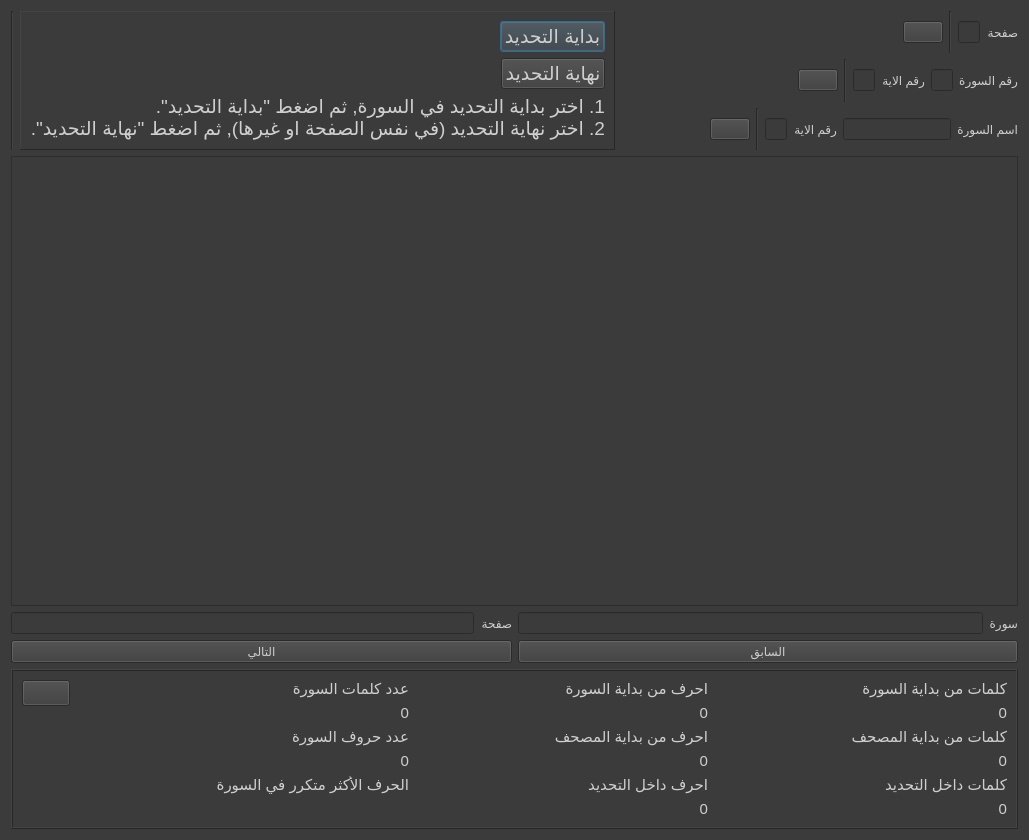
The window that gui/mushaf_view.ui (masalha-alaa/quran-counter) describes before a commit, drawn with Qt 5.
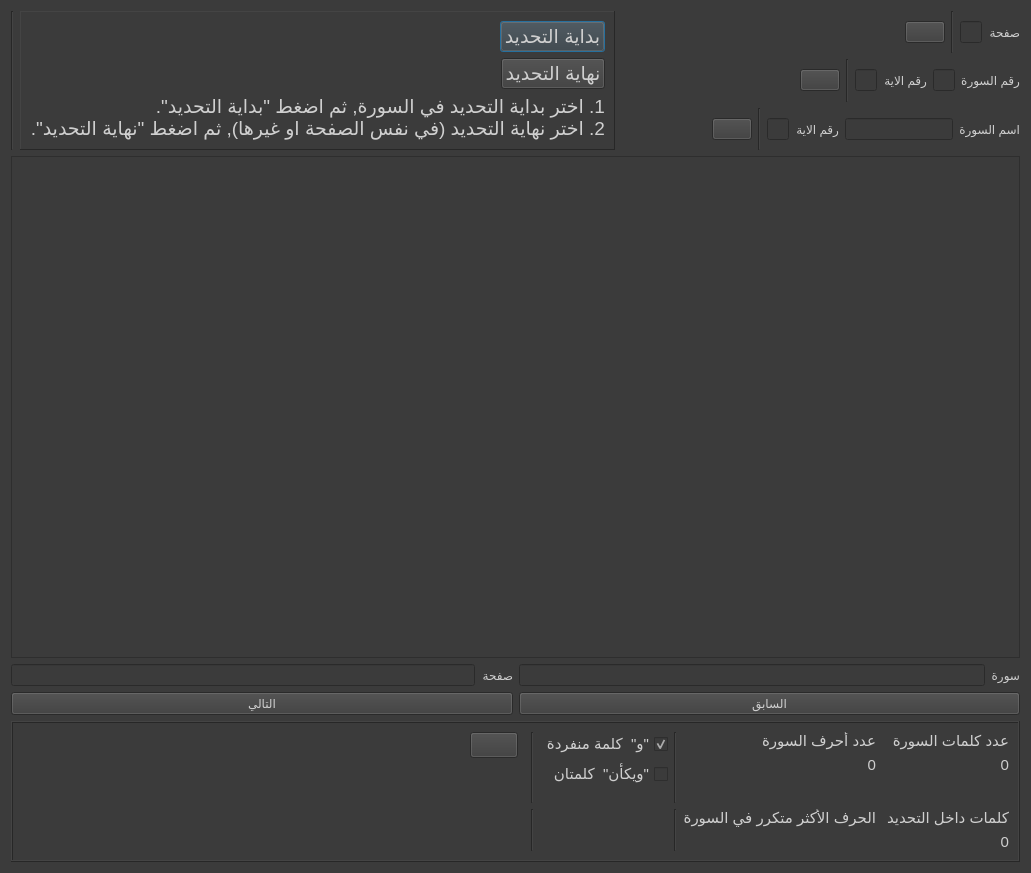
The same window after the commit. Icons and pictures are not drawn.

Commit message: Selection algo updates

```diff
--- a/gui/mushaf_view.ui
+++ b/gui/mushaf_view.ui
@@ -6,8 +6,8 @@
    <rect>
     <x>0</x>
     <y>0</y>
-    <width>1029</width>
-    <height>840</height>
+    <width>1031</width>
+    <height>873</height>
    </rect>
   </property>
   <property name="windowTitle">
@@ -18,7 +18,7 @@
 color: rgb(207, 207, 207);
 font: 400 18pt &quot;Calibri&quot;;</string>
   </property>
-  <layout class="QVBoxLayout" name="verticalLayout_18" stretch="5,1">
+  <layout class="QVBoxLayout" name="verticalLayout_19" stretch="5,1">
    <item>
     <layout class="QVBoxLayout" name="verticalLayout" stretch="0,0,0">
      <item>
@@ -466,44 +466,44 @@
      <property name="frameShadow">
       <enum>QFrame::Raised</enum>
      </property>
-     <layout class="QGridLayout" name="gridLayout" columnstretch="0,0,6,6,6">
+     <layout class="QGridLayout" name="gridLayout" rowstretch="1,0" columnstretch="60,0,1,0,0,0,17,17">
       <item row="0" column="1">
-       <spacer name="horizontalSpacer_6">
-        <property name="orientation">
-         <enum>Qt::Horizontal</enum>
+       <layout class="QVBoxLayout" name="verticalLayout_17">
+        <property name="topMargin">
+         <number>0</number>
         </property>
-        <property name="sizeHint" stdset="0">
-         <size>
-          <width>40</width>
-          <height>20</height>
-         </size>
-        </property>
-       </spacer>
-      </item>
-      <item row="2" column="2">
-       <layout class="QVBoxLayout" name="verticalLayout_14">
         <item>
-         <widget class="QLabel" name="label_13">
+         <widget class="QPushButton" name="resetStatsButton">
           <property name="text">
-           <string>الحرف الأكثر متكرر في السورة</string>
+           <string/>
+          </property>
+          <property name="icon">
+           <iconset resource="resources/resources.qrc">
+            <normaloff>:/reset-icon.png</normaloff>:/reset-icon.png</iconset>
           </property>
          </widget>
         </item>
         <item>
-         <widget class="QLabel" name="mostRepeatedLetter">
-          <property name="text">
-           <string> </string>
+         <spacer name="verticalSpacer">
+          <property name="orientation">
+           <enum>Qt::Vertical</enum>
           </property>
-         </widget>
+          <property name="sizeHint" stdset="0">
+           <size>
+            <width>20</width>
+            <height>40</height>
+           </size>
+          </property>
+         </spacer>
         </item>
        </layout>
       </item>
-      <item row="1" column="2">
-       <layout class="QVBoxLayout" name="verticalLayout_13">
+      <item row="0" column="6">
+       <layout class="QVBoxLayout" name="verticalLayout_13" stretch="1,1,0">
         <item>
          <widget class="QLabel" name="label_3">
           <property name="text">
-           <string>عدد حروف السورة</string>
+           <string>عدد أحرف السورة</string>
           </property>
          </widget>
         </item>
@@ -517,117 +517,22 @@
           </property>
          </widget>
         </item>
-       </layout>
-      </item>
-      <item row="2" column="3">
-       <layout class="QVBoxLayout" name="verticalLayout_6">
         <item>
-         <widget class="QLabel" name="label_9">
-          <property name="text">
-           <string>احرف داخل التحديد</string>
+         <spacer name="verticalSpacer_3">
+          <property name="orientation">
+           <enum>Qt::Vertical</enum>
           </property>
-         </widget>
-        </item>
-        <item>
-         <widget class="QLabel" name="lettersInSelection">
-          <property name="text">
-           <string>0</string>
+          <property name="sizeHint" stdset="0">
+           <size>
+            <width>20</width>
+            <height>40</height>
+           </size>
           </property>
-          <property name="alignment">
-           <set>Qt::AlignRight|Qt::AlignTrailing|Qt::AlignVCenter</set>
-          </property>
-         </widget>
+         </spacer>
         </item>
        </layout>
       </item>
-      <item row="1" column="3">
-       <layout class="QVBoxLayout" name="verticalLayout_5">
-        <item>
-         <widget class="QLabel" name="label_8">
-          <property name="text">
-           <string>احرف من بداية المصحف</string>
-          </property>
-         </widget>
-        </item>
-        <item>
-         <widget class="QLabel" name="lettersFromBeginOfMushaf">
-          <property name="text">
-           <string>0</string>
-          </property>
-          <property name="alignment">
-           <set>Qt::AlignRight|Qt::AlignTrailing|Qt::AlignVCenter</set>
-          </property>
-         </widget>
-        </item>
-       </layout>
-      </item>
-      <item row="0" column="2">
-       <layout class="QVBoxLayout" name="verticalLayout_12">
-        <item>
-         <widget class="QLabel" name="label_2">
-          <property name="text">
-           <string>عدد كلمات السورة</string>
-          </property>
-         </widget>
-        </item>
-        <item>
-         <widget class="QLabel" name="surahWordsNum">
-          <property name="text">
-           <string>0</string>
-          </property>
-          <property name="alignment">
-           <set>Qt::AlignRight|Qt::AlignTrailing|Qt::AlignVCenter</set>
-          </property>
-         </widget>
-        </item>
-       </layout>
-      </item>
-      <item row="0" column="3">
-       <layout class="QVBoxLayout" name="verticalLayout_4">
-        <item>
-         <widget class="QLabel" name="label_7">
-          <property name="layoutDirection">
-           <enum>Qt::LeftToRight</enum>
-          </property>
-          <property name="text">
-           <string>احرف من بداية السورة</string>
-          </property>
-         </widget>
-        </item>
-        <item>
-         <widget class="QLabel" name="lettersFromBeginOfSurah">
-          <property name="text">
-           <string>0</string>
-          </property>
-          <property name="alignment">
-           <set>Qt::AlignRight|Qt::AlignTrailing|Qt::AlignVCenter</set>
-          </property>
-         </widget>
-        </item>
-       </layout>
-      </item>
-      <item row="1" column="4">
-       <layout class="QVBoxLayout" name="verticalLayout_8">
-        <item>
-         <widget class="QLabel" name="label_11">
-          <property name="text">
-           <string>كلمات من بداية المصحف</string>
-          </property>
-         </widget>
-        </item>
-        <item>
-         <widget class="QLabel" name="wordsFromBeginOfMushaf">
-          <property name="text">
-           <string>0</string>
-          </property>
-          <property name="alignment">
-           <set>Qt::AlignRight|Qt::AlignTrailing|Qt::AlignVCenter</set>
-          </property>
-         </widget>
-        </item>
-       </layout>
-      </item>
-      <item row="2" column="4">
+      <item row="1" column="7">
        <layout class="QVBoxLayout" name="verticalLayout_9">
         <item>
          <widget class="QLabel" name="label_12">
@@ -648,54 +553,157 @@
         </item>
        </layout>
       </item>
+      <item row="0" column="7">
+       <layout class="QVBoxLayout" name="verticalLayout_12" stretch="0,0,0">
+        <property name="spacing">
+         <number>6</number>
+        </property>
+        <item>
+         <widget class="QLabel" name="label_2">
+          <property name="text">
+           <string>عدد كلمات السورة</string>
+          </property>
+         </widget>
+        </item>
+        <item>
+         <widget class="QLabel" name="surahWordsNum">
+          <property name="text">
+           <string>0</string>
+          </property>
+          <property name="alignment">
+           <set>Qt::AlignRight|Qt::AlignTrailing|Qt::AlignVCenter</set>
+          </property>
+         </widget>
+        </item>
+        <item>
+         <spacer name="verticalSpacer_2">
+          <property name="orientation">
+           <enum>Qt::Vertical</enum>
+          </property>
+          <property name="sizeHint" stdset="0">
+           <size>
+            <width>20</width>
+            <height>40</height>
+           </size>
+          </property>
+         </spacer>
+        </item>
+       </layout>
+      </item>
+      <item row="0" column="5">
+       <widget class="Line" name="line_7">
+        <property name="orientation">
+         <enum>Qt::Vertical</enum>
+        </property>
+       </widget>
+      </item>
       <item row="0" column="4">
-       <layout class="QVBoxLayout" name="verticalLayout_7">
+       <layout class="QVBoxLayout" name="verticalLayout_18">
         <item>
-         <widget class="QLabel" name="label_10">
+         <widget class="QCheckBox" name="wawIsAWordCheckbox">
+          <property name="layoutDirection">
+           <enum>Qt::RightToLeft</enum>
+          </property>
+          <property name="styleSheet">
+           <string notr="true"/>
+          </property>
           <property name="text">
-           <string>كلمات من بداية السورة</string>
+           <string>و&quot;  كلمة منفردة&quot;</string>
           </property>
+          <property name="checked">
+           <bool>true</bool>
+          </property>
          </widget>
         </item>
         <item>
-         <widget class="QLabel" name="wordsFromBeginOfSurah">
+         <widget class="QCheckBox" name="waykaannaTwoWordsCheckbox">
+          <property name="layoutDirection">
+           <enum>Qt::RightToLeft</enum>
+          </property>
           <property name="text">
-           <string>0</string>
+           <string>ويكأن&quot;  كلمتان&quot;</string>
           </property>
-          <property name="alignment">
-           <set>Qt::AlignRight|Qt::AlignTrailing|Qt::AlignVCenter</set>
+         </widget>
+        </item>
+        <item>
+         <spacer name="verticalSpacer_4">
+          <property name="orientation">
+           <enum>Qt::Vertical</enum>
           </property>
+          <property name="sizeHint" stdset="0">
+           <size>
+            <width>20</width>
+            <height>40</height>
+           </size>
+          </property>
+         </spacer>
+        </item>
+       </layout>
+      </item>
+      <item row="1" column="6">
+       <layout class="QVBoxLayout" name="verticalLayout_14">
+        <item>
+         <widget class="QLabel" name="label_13">
+          <property name="text">
+           <string>الحرف الأكثر متكرر في السورة</string>
+          </property>
          </widget>
         </item>
+        <item>
+         <widget class="QLabel" name="mostRepeatedLetter">
+          <property name="text">
+           <string> </string>
+          </property>
+         </widget>
+        </item>
        </layout>
       </item>
+      <item row="0" column="2">
+       <spacer name="horizontalSpacer_6">
+        <property name="orientation">
+         <enum>Qt::Horizontal</enum>
+        </property>
+        <property name="sizeHint" stdset="0">
+         <size>
+          <width>40</width>
+          <height>20</height>
+         </size>
+        </property>
+       </spacer>
+      </item>
       <item row="0" column="0">
-       <layout class="QVBoxLayout" name="verticalLayout_17">
-        <item>
-         <widget class="QPushButton" name="resetStatsButton">
-          <property name="text">
-           <string/>
-          </property>
-          <property name="icon">
-           <iconset resource="resources/resources.qrc">
-            <normaloff>:/reset-icon.png</normaloff>:/reset-icon.png</iconset>
-          </property>
-         </widget>
-        </item>
-        <item>
-         <spacer name="verticalSpacer">
-          <property name="orientation">
-           <enum>Qt::Vertical</enum>
-          </property>
-          <property name="sizeHint" stdset="0">
-           <size>
-            <width>20</width>
-            <height>40</height>
-           </size>
-          </property>
-         </spacer>
-        </item>
-       </layout>
+       <spacer name="horizontalSpacer_7">
+        <property name="orientation">
+         <enum>Qt::Horizontal</enum>
+        </property>
+        <property name="sizeHint" stdset="0">
+         <size>
+          <width>40</width>
+          <height>20</height>
+         </size>
+        </property>
+       </spacer>
+      </item>
+      <item row="1" column="5">
+       <widget class="Line" name="line_8">
+        <property name="orientation">
+         <enum>Qt::Vertical</enum>
+        </property>
+       </widget>
+      </item>
+      <item row="0" column="3">
+       <widget class="Line" name="line_5">
+        <property name="orientation">
+         <enum>Qt::Vertical</enum>
+        </property>
+       </widget>
+      </item>
+      <item row="1" column="3">
+       <widget class="Line" name="line_6">
+        <property name="orientation">
+         <enum>Qt::Vertical</enum>
+        </property>
+       </widget>
       </item>
      </layout>
     </widget>
```
The commit also changes 5 other files.
